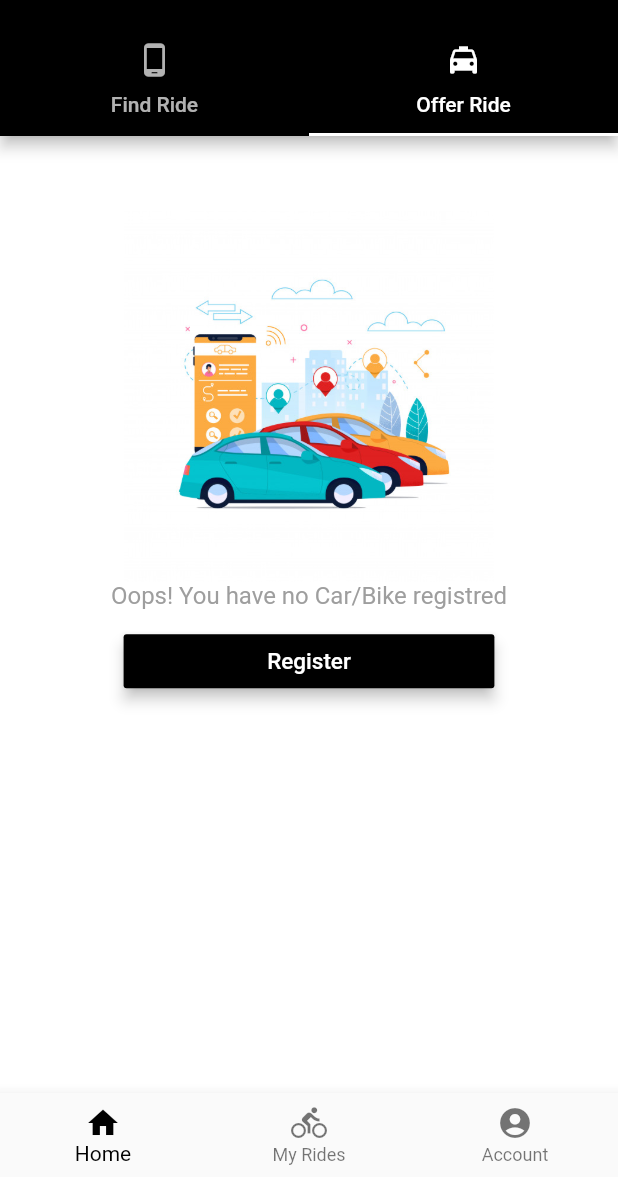
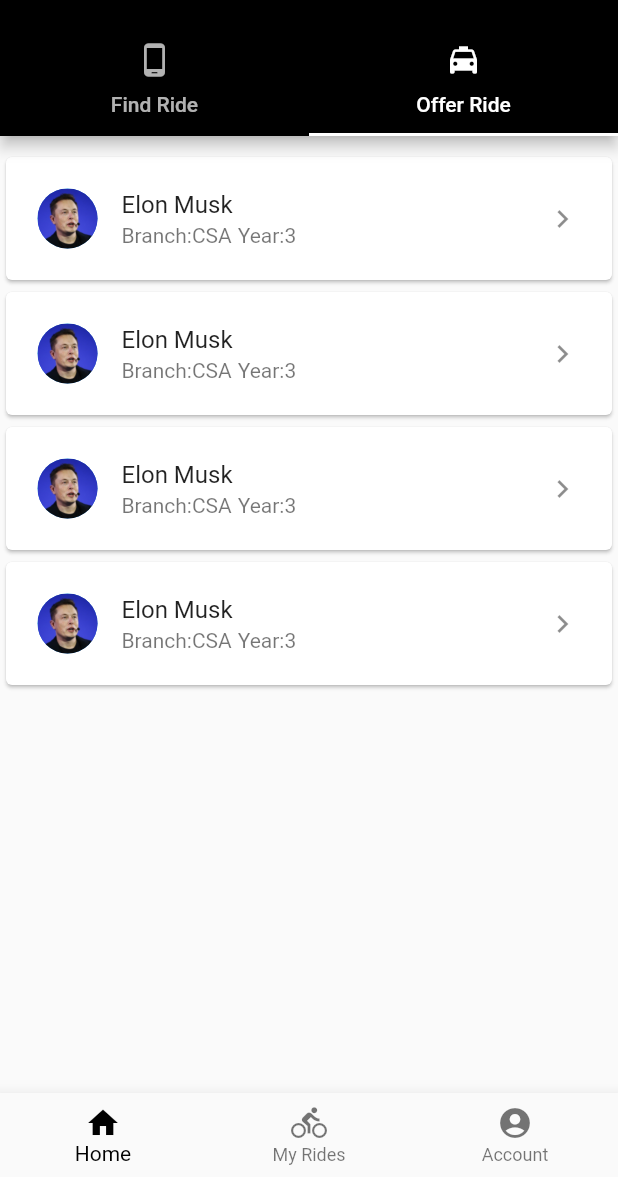
Before and after one commit to Nikhil713/MecDrive-Prototype, a Flutter app: the screen it shows after launch, tab 2 chosen, on a phone screen of 412 x 824 dp, the part 59-1236 px from its top. Run offline on Flutter 3.47's test engine with Material 2 defaults, Android fonts, the phone set to English and light mode, and no system bars.

Commit message:
request list created

```diff
--- a/lib/HomeScreen/offerRide.dart
+++ b/lib/HomeScreen/offerRide.dart
@@ -1,4 +1,5 @@
 import 'package:flutter/material.dart';
+import 'package:mec_drive/HomeScreen/rideRequestList.dart';
 
 class OfferRide extends StatefulWidget {
   @override
@@ -6,17 +7,14 @@ class OfferRide extends StatefulWidget {
 }
 
 class _OfferRideState extends State<OfferRide> {
-  bool carRegistered = false;
+  bool carRegistered = true;
 
   @override
   Widget build(BuildContext context) {
-    return carRegistered
-        ?
-        // Car/Bike is registered for pooling
-        Container()
-        :
-        // No car registered for pooling
-        NotRegistered();
+    return carRegistered ?
+    RideRequestList()
+    :
+    NotRegistered();
   }
 }
 
--- /dev/null
+++ b/lib/HomeScreen/rideRequestList.dart
@@ -0,0 +1,49 @@
+import 'package:flutter/material.dart';
+
+class RideRequestList extends StatefulWidget {
+  @override
+  _RideRequestListState createState() => _RideRequestListState();
+}
+
+class _RideRequestListState extends State<RideRequestList> {
+
+  Widget _requestCards(BuildContext context,int index) {
+    return Card(
+      child: Container(
+        padding: EdgeInsets.all(5.0),
+        child: ListTile(
+          leading: CircleAvatar(
+            backgroundImage: AssetImage("assets/elon.jpg"),
+          ),
+          title: Text("Elon Musk"),
+          subtitle: Row(
+            children: <Widget>[
+              Text("Branch:CSA"),
+              SizedBox(width: 4.0),
+              Text("Year:3")
+            ],
+          ),
+          trailing: Icon(Icons.keyboard_arrow_right),
+        ),
+      ),
+    );
+  }
+
+  @override
+  Widget build(BuildContext context) {
+    return Container(
+      padding: EdgeInsets.only(top: 10.0),
+      child: Column(
+        children: <Widget>[
+          Expanded(
+            child: ListView.builder(
+              physics: BouncingScrollPhysics(),
+              itemCount: 4,
+              itemBuilder: (BuildContext context,int index) =>_requestCards(context,index),
+            ),
+          )
+        ],
+      ),
+    );
+  }
+}
```
